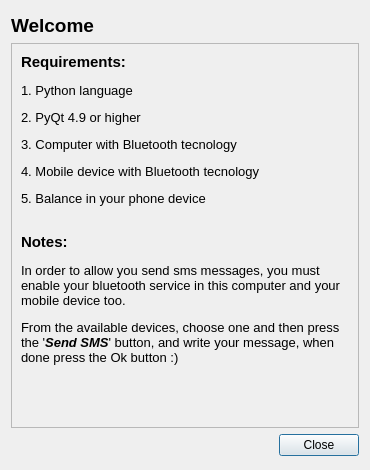
The window that help_dialog.ui (MIKNOTAURO/Bluetooth-SMS_PyQt4) describes before a commit, drawn with Qt 5.
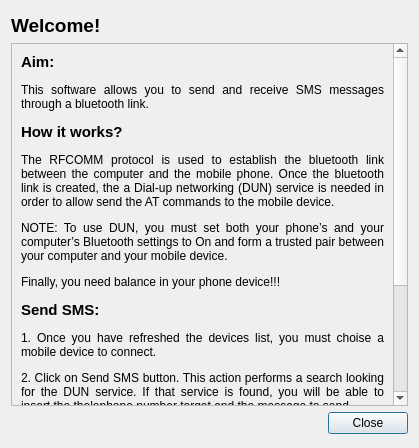
The same window after the commit.

Patch:
```diff
--- a/help_dialog.ui
+++ b/help_dialog.ui
@@ -6,8 +6,8 @@
    <rect>
     <x>0</x>
     <y>0</y>
-    <width>370</width>
-    <height>470</height>
+    <width>419</width>
+    <height>448</height>
    </rect>
   </property>
   <property name="windowTitle">
@@ -35,7 +35,7 @@
    <item>
     <widget class="QLabel" name="label">
      <property name="text">
-      <string>&lt;html&gt;&lt;head/&gt;&lt;body&gt;&lt;p&gt;&lt;span style=&quot; font-size:14pt; font-weight:600;&quot;&gt;Welcome&lt;/span&gt;&lt;/p&gt;&lt;/body&gt;&lt;/html&gt;</string>
+      <string>&lt;html&gt;&lt;head/&gt;&lt;body&gt;&lt;p&gt;&lt;span style=&quot; font-size:14pt; font-weight:600;&quot;&gt;Welcome!&lt;/span&gt;&lt;/p&gt;&lt;/body&gt;&lt;/html&gt;</string>
      </property>
     </widget>
    </item>
@@ -48,16 +48,16 @@
       <property name="geometry">
        <rect>
         <x>0</x>
-        <y>0</y>
-        <width>344</width>
-        <height>378</height>
+        <y>-214</y>
+        <width>377</width>
+        <height>570</height>
        </rect>
       </property>
       <layout class="QVBoxLayout" name="verticalLayout_2">
        <item>
         <widget class="QLabel" name="label_2">
          <property name="text">
-          <string>&lt;html&gt;&lt;head/&gt;&lt;body&gt;&lt;p&gt;&lt;span style=&quot; font-size:11pt; font-weight:600;&quot;&gt;Requirements:&lt;/span&gt;&lt;/p&gt;&lt;p&gt;&lt;span style=&quot; font-size:10pt;&quot;&gt;1. Python language&lt;/span&gt;&lt;/p&gt;&lt;p&gt;&lt;span style=&quot; font-size:10pt;&quot;&gt;2. PyQt 4.9 or higher&lt;/span&gt;&lt;/p&gt;&lt;p&gt;&lt;span style=&quot; font-size:10pt;&quot;&gt;3. Computer with Bluetooth tecnology&lt;/span&gt;&lt;/p&gt;&lt;p&gt;&lt;span style=&quot; font-size:10pt;&quot;&gt;4. Mobile device with Bluetooth tecnology&lt;/span&gt;&lt;/p&gt;&lt;p&gt;&lt;span style=&quot; font-size:10pt;&quot;&gt;5. Balance in your phone device&lt;/span&gt;&lt;/p&gt;&lt;p&gt;&lt;span style=&quot; font-size:10pt;&quot;&gt;&lt;br/&gt;&lt;/span&gt;&lt;span style=&quot; font-size:11pt; font-weight:600;&quot;&gt;Notes:&lt;/span&gt;&lt;/p&gt;&lt;p&gt;&lt;span style=&quot; font-size:10pt;&quot;&gt;In order to allow you send sms messages, you must enable your bluetooth service in this computer and your mobile device too.&lt;/span&gt;&lt;/p&gt;&lt;p&gt;&lt;span style=&quot; font-size:10pt;&quot;&gt;From the available devices, choose one and then press the '&lt;/span&gt;&lt;span style=&quot; font-size:10pt; font-weight:600; font-style:italic;&quot;&gt;Send SMS&lt;/span&gt;&lt;span style=&quot; font-size:10pt;&quot;&gt;' button, and write your message, when done press the Ok button :)&lt;/span&gt;&lt;/p&gt;&lt;/body&gt;&lt;/html&gt;</string>
+          <string>&lt;html&gt;&lt;head/&gt;&lt;body&gt;&lt;p align=&quot;justify&quot;&gt;&lt;span style=&quot; font-size:11pt; font-weight:600;&quot;&gt;Aim:&lt;/span&gt;&lt;/p&gt;&lt;p align=&quot;justify&quot;&gt;This software allows you to send and receive SMS messages through a bluetooth link.&lt;/p&gt;&lt;p align=&quot;justify&quot;&gt;&lt;span style=&quot; font-size:11pt; font-weight:600;&quot;&gt;How it works?&lt;/span&gt;&lt;/p&gt;&lt;p align=&quot;justify&quot;&gt;The RFCOMM protocol is used to establish the bluetooth link between the computer and the mobile phone. Once the bluetooth link is created, the a Dial-up networking (DUN) service is needed in order to allow send the AT commands to the mobile device.&lt;/p&gt;&lt;p align=&quot;justify&quot;&gt;NOTE: To use DUN, you must set both your phone’s and your computer’s Bluetooth settings to On and form a trusted pair between your computer and your mobile device.&lt;/p&gt;&lt;p align=&quot;justify&quot;&gt;Finally, you need balance in your phone device!!!&lt;/p&gt;&lt;p align=&quot;justify&quot;&gt;&lt;span style=&quot; font-size:11pt; font-weight:600;&quot;&gt;Send SMS:&lt;/span&gt;&lt;/p&gt;&lt;p align=&quot;justify&quot;&gt;1. Once you have refreshed the devices list, you must choise a mobile device to connect.&lt;/p&gt;&lt;p align=&quot;justify&quot;&gt;2. Click on Send SMS button. This action performs a search looking for the DUN service. If that service is found, you will be able to insert the thelephone number target and the message to send.&lt;/p&gt;&lt;p align=&quot;justify&quot;&gt;3. When done, press the Ok button.&lt;/p&gt;&lt;p align=&quot;justify&quot;&gt;&lt;span style=&quot; font-size:11pt; font-weight:600;&quot;&gt;Receive SMS:&lt;/span&gt;&lt;/p&gt;&lt;p align=&quot;justify&quot;&gt;1. Once you have refressed the devices list, you must choose a mobile device to connect.&lt;/p&gt;&lt;p align=&quot;justify&quot;&gt;2. Click on Inbox button. This action performs a search looking the DUN service. If that service is found, the SMS messages will be listed.&lt;/p&gt;&lt;/body&gt;&lt;/html&gt;</string>
          </property>
          <property name="alignment">
           <set>Qt::AlignLeading|Qt::AlignLeft|Qt::AlignTop</set>
```
